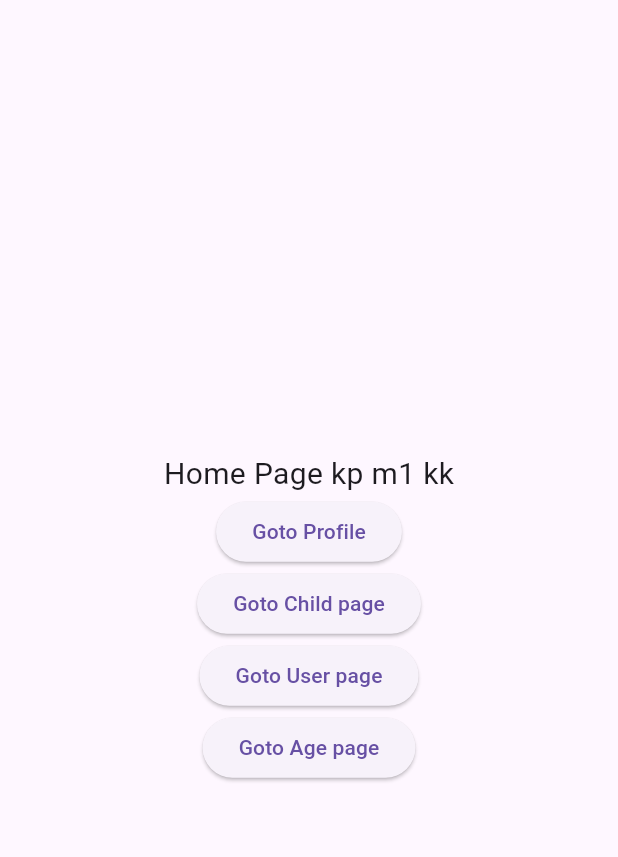
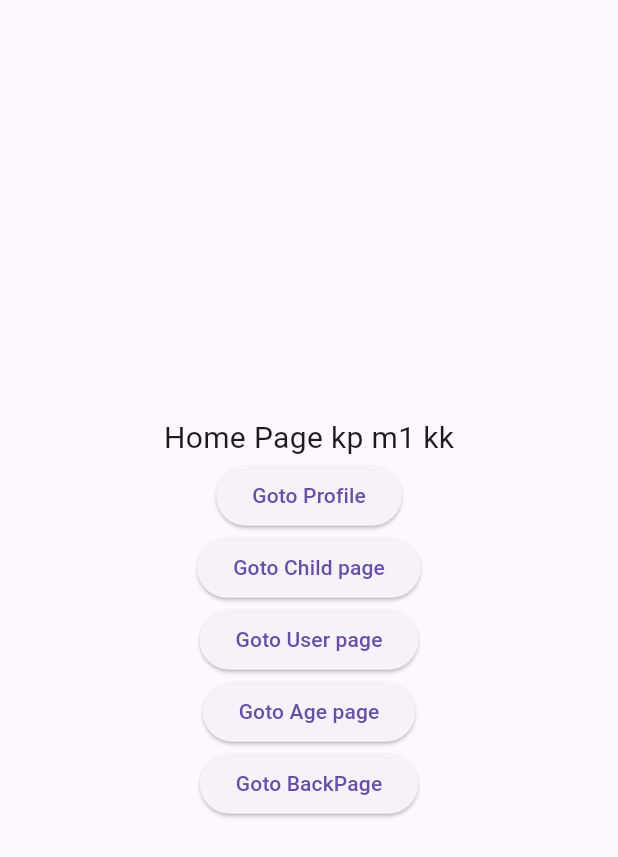
Before and after one commit to kpkmaduwantha9/goRouter, a Flutter app: the screen it shows after launch, on a phone screen of 412 x 824 dp. Shown: the top 857 px of the screen. Run offline on Flutter 3.47's test engine with Material 3 defaults, Android fonts, the phone set to English and light mode, and no system bars; our stand-ins replace go_router.

Commit message:
automatic back button to GoRoute

```diff
--- /dev/null
+++ b/lib/pages/back.dart
@@ -0,0 +1,15 @@
+import 'package:flutter/material.dart';
+
+class BackPage extends StatelessWidget {
+  const BackPage({super.key});
+
+  @override
+  Widget build(BuildContext context) {
+    return Scaffold(
+      appBar: AppBar(),
+      body: Center(
+        child: Text("Back page"),
+      ),
+    );
+  }
+}
--- a/lib/pages/home_page.dart
+++ b/lib/pages/home_page.dart
@@ -53,6 +53,12 @@ class HomePage extends StatelessWidget {
             },
             child: Text("Goto Age page"),
           ),
+          ElevatedButton(
+            onPressed: () {
+              GoRouter.of(context).push("/back");
+            },
+            child: Text("Goto BackPage"),
+          ),
         ],
       ),
     );
--- a/lib/router/router.dart
+++ b/lib/router/router.dart
@@ -1,7 +1,7 @@
 import 'package:flutter/material.dart';
 import 'package:go_router/go_router.dart';
-import 'package:gorouter/data/user.dart';
 import 'package:gorouter/pages/age.dart';
+import 'package:gorouter/pages/back.dart';
 import 'package:gorouter/pages/home_page.dart';
 import 'package:gorouter/pages/login_page.dart';
 import 'package:gorouter/pages/profile_page.dart';
@@ -24,14 +24,15 @@ class RouterClass {
     },
 
     //redirect to login page if user is not logged in
-    redirect: (context, state) {
+
+    /*redirect: (context, state) {
       bool isUserLoggedIn = UserData.isUserLoggedIn;
       if (isUserLoggedIn) {
         return "/";
       } else {
         return "/login";
       }
-    },
+    },*/
 
     routes: [
       //Home Page
@@ -94,6 +95,14 @@ class RouterClass {
         },
       ),
 
+      //back page
+      GoRoute(
+        path: "/back",
+        builder: (context, state) {
+          return BackPage();
+        },
+      ),
+
       GoRoute(
         path: "/age",
         name: RouteNamesClass.age,
```
